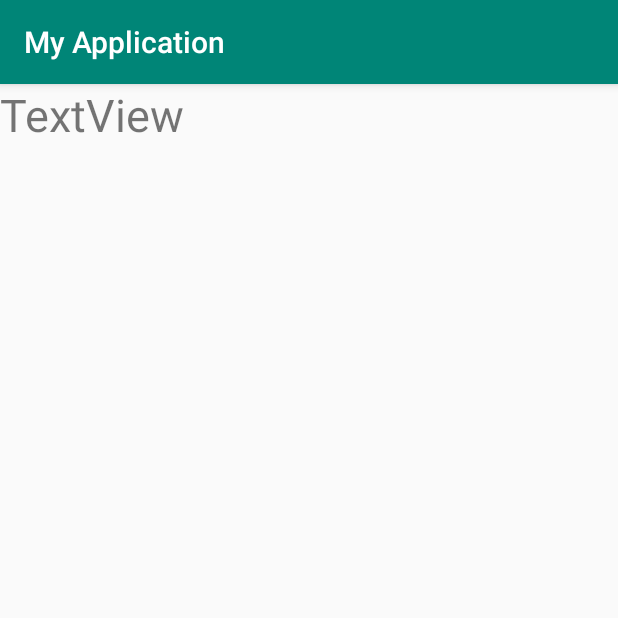
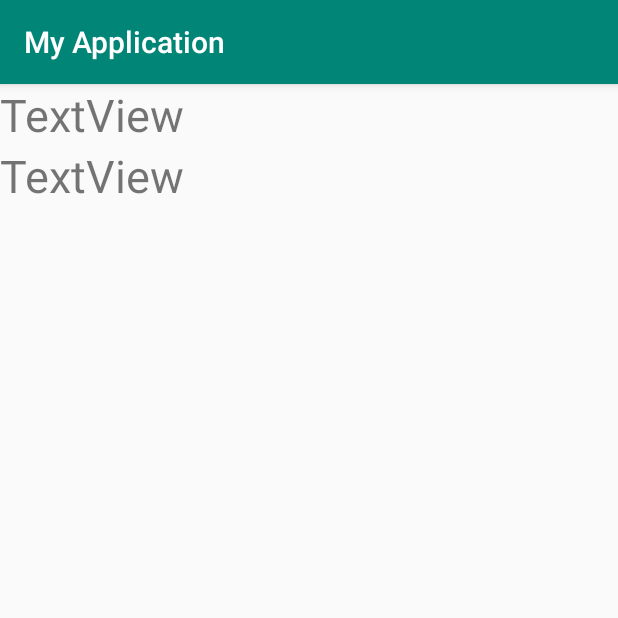
Before and after one commit to unc-mobile/Location, an Android app: the screen it shows after launch (MainActivity), on a phone screen of 412 x 824 dp, the top half of it. Run offline under Robolectric (Android 15) with nearby library versions, the phone set to English and light mode, and no system bars.

```diff
--- a/app/src/main/res/layout/activity_main.xml
+++ b/app/src/main/res/layout/activity_main.xml
@@ -7,6 +7,16 @@
         android:id="@+id/address"
         android:layout_width="match_parent"
         android:layout_height="wrap_content"
+        android:clickable="true"
+        android:onClick="onClick"
+        android:text="TextView"
+        android:textSize="30sp" />
+
+    <TextView
+        android:id="@+id/realAddress"
+        android:layout_width="match_parent"
+        android:layout_height="wrap_content"
+        android:onClick="onClick"
         android:text="TextView"
         android:textSize="30sp" />
 </LinearLayout>
```
Also changed, not shown: app/src/main/java/com/example/scroggo/myapplication/MainActivity.java (+89 -4 lines), app/src/main/java/com/example/scroggo/myapplication/ProximityAlertReceiver.java (added, +13 -0 lines).
